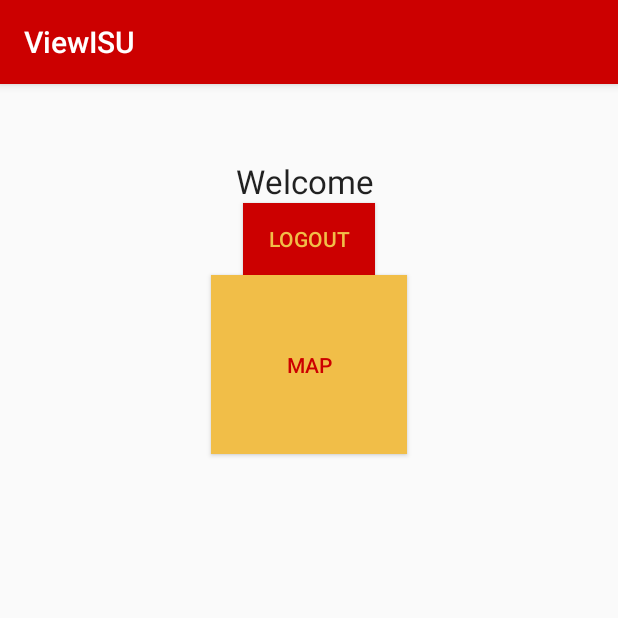
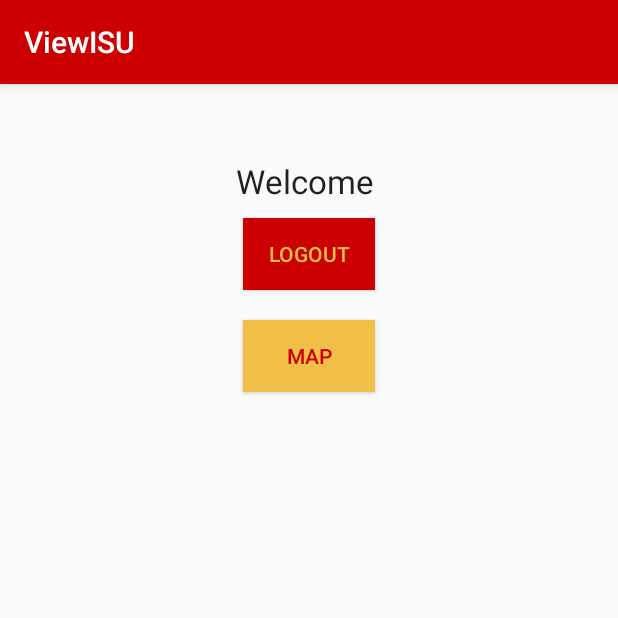
Before and after one commit to rjconz5/ViewISU, an Android app: the screen it shows after launch once a user with an empty profile is signed in (ProfileActivity), on a phone screen of 412 x 824 dp, the top half of it. Run offline under Robolectric (Android 15) with nearby library versions, the phone set to English and light mode, and no system bars; our stand-ins replace Firebase (no records; nobody signed in at launch, a user with empty details on screens opened directly).

Commit message:
Separated the Buttons

```diff
--- a/app/src/main/res/layout/activity_profile.xml
+++ b/app/src/main/res/layout/activity_profile.xml
@@ -34,7 +34,8 @@
             android:layout_gravity="center_horizontal"
             android:background="@color/colorPrimary"
             android:text="Logout"
-            android:textColor="@color/colorAccent" />
+            android:textColor="@color/colorAccent"
+            android:layout_margin="10dp"/>
 
         <Button
             android:id="@+id/buttonMap"
@@ -42,11 +43,10 @@
             android:layout_height="wrap_content"
             android:layout_gravity="center_horizontal"
             android:background="@color/colorAccent"
-            android:padding="@dimen/activity_horizontal_margin"
-            android:paddingBottom="@dimen/activity_horizontal_margin"
-            android:paddingTop="@dimen/activity_horizontal_margin"
+            android:padding="5dp"
             android:text="Map"
-            android:textColor="@color/colorPrimaryDark" />
+            android:textColor="@color/colorPrimaryDark"
+            android:layout_margin="10dp"/>
 
     </LinearLayout>
 
```
